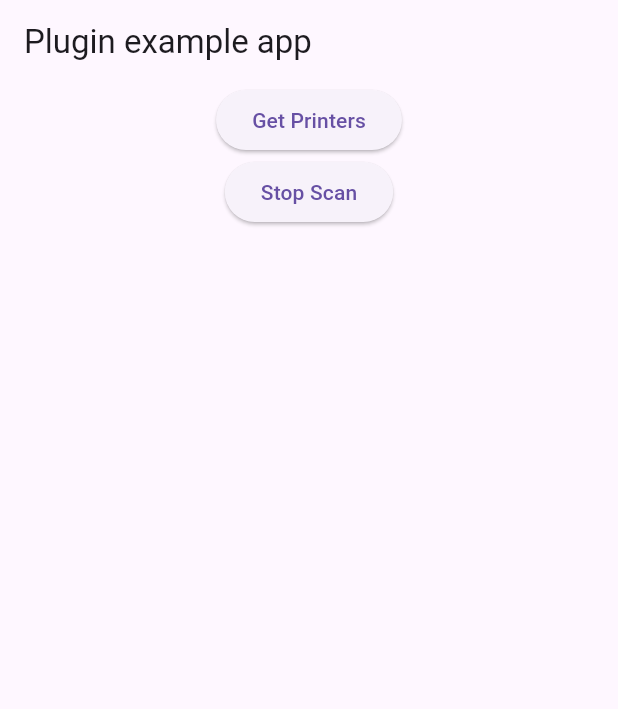
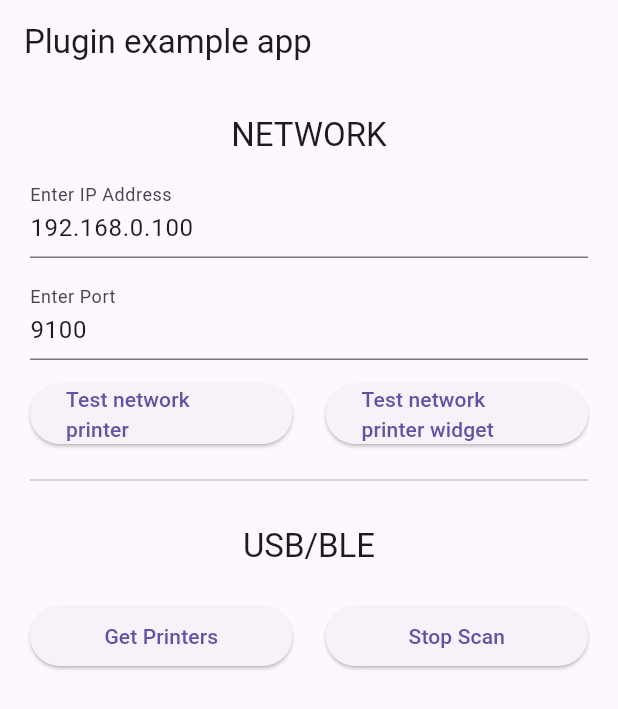
Before and after one commit to Sunil9162/flutter_thermal_printer, a Flutter app: the screen it shows after launch, after a tap on "Get Printers", on a phone screen of 412 x 824 dp. Shown: the top 709 px of the screen. Run offline on Flutter 3.47's test engine with Material 3 defaults, Android fonts, the phone set to English and light mode, and no system bars; our stand-ins replace flutter_blue_plus, plugin_platform_interface, screenshot; missing offline and left inert: dart:ffi, esc_pos_utils_plus, win32, win_ble.

Commit message:
feat: add wifi print

```diff
--- a/example/lib/main.dart
+++ b/example/lib/main.dart
@@ -22,6 +22,9 @@ class MyApp extends StatefulWidget {
 class _MyAppState extends State<MyApp> {
   final _flutterThermalPrinterPlugin = FlutterThermalPrinter.instance;
 
+  String _ip = '192.168.0.100';
+  String _port = '9100';
+
   List<Printer> printers = [];
 
   StreamSubscription<List<Printer>>? _devicesStreamSubscription;
@@ -33,16 +36,11 @@ class _MyAppState extends State<MyApp> {
       ConnectionType.USB,
       ConnectionType.BLE,
     ]);
-    _devicesStreamSubscription = _flutterThermalPrinterPlugin.devicesStream
-        .listen((List<Printer> event) {
+    _devicesStreamSubscription = _flutterThermalPrinterPlugin.devicesStream.listen((List<Printer> event) {
       log(event.map((e) => e.name).toList().toString());
       setState(() {
         printers = event;
-        printers
-            .removeWhere((element) => element.name == null || element.name == ''
-                //  ||
-                // !element.name!.toLowerCase().contains('print')
-                );
+        printers.removeWhere((element) => element.name == null || element.name == '');
       });
     });
   }
@@ -69,23 +67,104 @@ class _MyAppState extends State<MyApp> {
             statusBarColor: Colors.transparent,
           ),
         ),
-        body: Column(
+        body: Padding(
+          padding: const EdgeInsets.all(20),
+          child: Column(
             mainAxisAlignment: MainAxisAlignment.center,
             children: [
-            ElevatedButton(
+              Text(
+                'NETWORK',
+                style: Theme.of(context).textTheme.titleLarge,
+              ),
+              const SizedBox(height: 12),
+              TextFormField(
+                initialValue: _ip,
+                decoration: const InputDecoration(
+                  labelText: 'Enter IP Address',
+                ),
+                onChanged: (value) {
+                  _ip = value;
+                },
+              ),
+              const SizedBox(height: 12),
+              TextFormField(
+                initialValue: _port,
+                decoration: const InputDecoration(
+                  labelText: 'Enter Port',
+                ),
+                onChanged: (value) {
+                  _port = value;
+                },
+              ),
+              const SizedBox(height: 12),
+              Row(
+                mainAxisAlignment: MainAxisAlignment.spaceEvenly,
+                children: [
+                  Expanded(
+                    child: ElevatedButton(
+                      onPressed: () async {
+                        final service = FlutterThermalPrinterNetwork(_ip, port: int.parse(_port));
+                        await service.connect();
+                        final profile = await CapabilityProfile.load();
+                        final generator = Generator(PaperSize.mm80, profile);
+                        List<int> bytes = [];
+                        if (context.mounted) {
+                          bytes = await FlutterThermalPrinter.instance.screenShotWidget(context, generator: generator, widget: receiptWidget());
+                          bytes += generator.cut();
+                          await service.printTicket(bytes);
+                        }
+                        await service.disconnect();
+                      },
+                      child: const Text('Test network printer'),
+                    ),
+                  ),
+                  const SizedBox(width: 22),
+                  Expanded(
+                    child: ElevatedButton(
+                      onPressed: () async {
+                        final service = FlutterThermalPrinterNetwork(_ip, port: int.parse(_port));
+                        await service.connect();
+                        final bytes = await _generateReceipt();
+                        await service.printTicket(bytes);
+                        await service.disconnect();
+                      },
+                      child: const Text('Test network printer widget'),
+                    ),
+                  ),
+                ],
+              ),
+              const SizedBox(height: 12),
+              const Divider(),
+              const SizedBox(height: 22),
+              Text(
+                'USB/BLE',
+                style: Theme.of(context).textTheme.titleLarge,
+              ),
+              const SizedBox(height: 22),
+              Row(
+                children: [
+                  Expanded(
+                    child: ElevatedButton(
                       onPressed: () {
                         // startScan();
                         startScan();
                       },
                       child: const Text('Get Printers'),
                     ),
-            ElevatedButton(
+                  ),
+                  const SizedBox(width: 22),
+                  Expanded(
+                    child: ElevatedButton(
                       onPressed: () {
                         // startScan();
                         stopScan();
                       },
                       child: const Text('Stop Scan'),
                     ),
+                  ),
+                ],
+              ),
+              const SizedBox(height: 12),
               Expanded(
                 child: ListView.builder(
                   itemCount: printers.length,
@@ -93,11 +172,9 @@ class _MyAppState extends State<MyApp> {
                     return ListTile(
                       onTap: () async {
                         if (printers[index].isConnected ?? false) {
-                        await _flutterThermalPrinterPlugin
-                            .disconnect(printers[index]);
+                          await _flutterThermalPrinterPlugin.disconnect(printers[index]);
                         } else {
-                        await _flutterThermalPrinterPlugin
-                            .connect(printers[index]);
+                          await _flutterThermalPrinterPlugin.connect(printers[index]);
                         }
                       },
                       title: Text(printers[index].name ?? 'No Name'),
@@ -105,18 +182,7 @@ class _MyAppState extends State<MyApp> {
                       trailing: IconButton(
                         icon: const Icon(Icons.connect_without_contact),
                         onPressed: () async {
-                        final profile = await CapabilityProfile.load();
-                        final generator = Generator(PaperSize.mm80, profile);
-                        List<int> bytes = [];
-                        bytes += generator.text(
-                          "Sunil Kumar",
-                          styles: const PosStyles(
-                            bold: true,
-                            height: PosTextSize.size3,
-                            width: PosTextSize.size3,
-                          ),
-                        );
-                        bytes += generator.cut();
+                          List<int> bytes = await _generateReceipt();
                           await _flutterThermalPrinterPlugin.printData(
                             printers[index],
                             bytes,
@@ -131,7 +197,24 @@ class _MyAppState extends State<MyApp> {
             ],
           ),
         ),
+      ),
     );
+  }
+
+  Future<List<int>> _generateReceipt() async {
+    final profile = await CapabilityProfile.load();
+    final generator = Generator(PaperSize.mm80, profile);
+    List<int> bytes = [];
+    bytes += generator.text(
+      "Teste Network print",
+      styles: const PosStyles(
+        bold: true,
+        height: PosTextSize.size3,
+        width: PosTextSize.size3,
+      ),
+    );
+    bytes += generator.cut();
+    return bytes;
   }
 
   Widget receiptWidget() {
@@ -140,19 +223,23 @@ class _MyAppState extends State<MyApp> {
       color: Colors.white,
       width: 300,
       height: 300,
-      child: const Center(
+      child: Center(
         child: Column(
           children: [
-            Text(
+            const Divider(),
+            Container(
+              color: Colors.black,
+              child: const Text(
                 "FLUTTER THERMAL PRINTER",
                 style: TextStyle(
                   fontSize: 20,
                   fontWeight: FontWeight.bold,
-                color: Colors.black,
+                  color: Colors.white,
                 ),
               ),
-            SizedBox(height: 10),
-            Text(
+            ),
+            const SizedBox(height: 10),
+            const Text(
               "Hello World",
               style: TextStyle(
                 fontSize: 16,
@@ -160,8 +247,8 @@ class _MyAppState extends State<MyApp> {
                 color: Colors.black,
               ),
             ),
-            SizedBox(height: 10),
-            Text(
+            const SizedBox(height: 10),
+            const Text(
               "This is a test receipt",
               style: TextStyle(
                 fontSize: 16,
--- /dev/null
+++ b/lib/network/network_print_result.dart
@@ -0,0 +1,28 @@
+class NetworkPrintResult {
+  const NetworkPrintResult._internal(this.value);
+  final int value;
+  static const success = NetworkPrintResult._internal(1);
+  static const timeout = NetworkPrintResult._internal(2);
+  static const printerConnected = NetworkPrintResult._internal(3);
+  static const ticketEmpty = NetworkPrintResult._internal(4);
+  static const printInProgress = NetworkPrintResult._internal(5);
+  static const scanInProgress = NetworkPrintResult._internal(6);
+
+  String get msg {
+    if (value == NetworkPrintResult.success.value) {
+      return 'Success';
+    } else if (value == NetworkPrintResult.timeout.value) {
+      return 'Error. Printer connection timeout';
+    } else if (value == NetworkPrintResult.printerConnected.value) {
+      return 'Error. Printer not connected';
+    } else if (value == NetworkPrintResult.ticketEmpty.value) {
+      return 'Error. Ticket is empty';
+    } else if (value == NetworkPrintResult.printInProgress.value) {
+      return 'Error. Another print in progress';
+    } else if (value == NetworkPrintResult.scanInProgress.value) {
+      return 'Error. Printer scanning in progress';
+    } else {
+      return 'Unknown error';
+    }
+  }
+}
--- /dev/null
+++ b/lib/network/network_printer.dart
@@ -0,0 +1,56 @@
+import 'dart:io';
+import 'network_print_result.dart';
+
+class FlutterThermalPrinterNetwork {
+  late String _host;
+  int _port = 9100;
+  bool _isConnected = false;
+  Duration _timeout = const Duration(seconds: 5);
+  late Socket _socket;
+
+  FlutterThermalPrinterNetwork(
+    String host, {
+    int port = 9100,
+    Duration timeout = const Duration(seconds: 5),
+  }) {
+    _host = host;
+    _port = port;
+    _timeout = timeout;
+  }
+
+  Future<NetworkPrintResult> connect({Duration? timeout = const Duration(seconds: 5)}) async {
+    try {
+      _socket = await Socket.connect(_host, _port, timeout: _timeout);
+      _isConnected = true;
+      return Future<NetworkPrintResult>.value(NetworkPrintResult.success);
+    } catch (e) {
+      _isConnected = false;
+      return Future<NetworkPrintResult>.value(NetworkPrintResult.timeout);
+    }
+  }
+
+  Future<NetworkPrintResult> printTicket(List<int> data, {bool isDisconnect = true}) async {
+    try {
+      if (!_isConnected) {
+        await connect();
+      }
+      _socket.add(data);
+      if (isDisconnect) {
+        await disconnect();
+      }
+      return Future<NetworkPrintResult>.value(NetworkPrintResult.success);
+    } catch (e) {
+      return Future<NetworkPrintResult>.value(NetworkPrintResult.timeout);
+    }
+  }
+
+  Future<NetworkPrintResult> disconnect({Duration? timeout}) async {
+    await _socket.flush();
+    await _socket.close();
+    _isConnected = false;
+    if (timeout != null) {
+      await Future.delayed(timeout, () => null);
+    }
+    return Future<NetworkPrintResult>.value(NetworkPrintResult.success);
+  }
+}
```
Also changed, not shown: lib/Others/other_printers_manager.dart (+10 -23 lines), lib/flutter_thermal_printer.dart (+43 -8 lines), example/pubspec.lock, 3 other files. Lines whose indentation alone changed are shown as unchanged.
